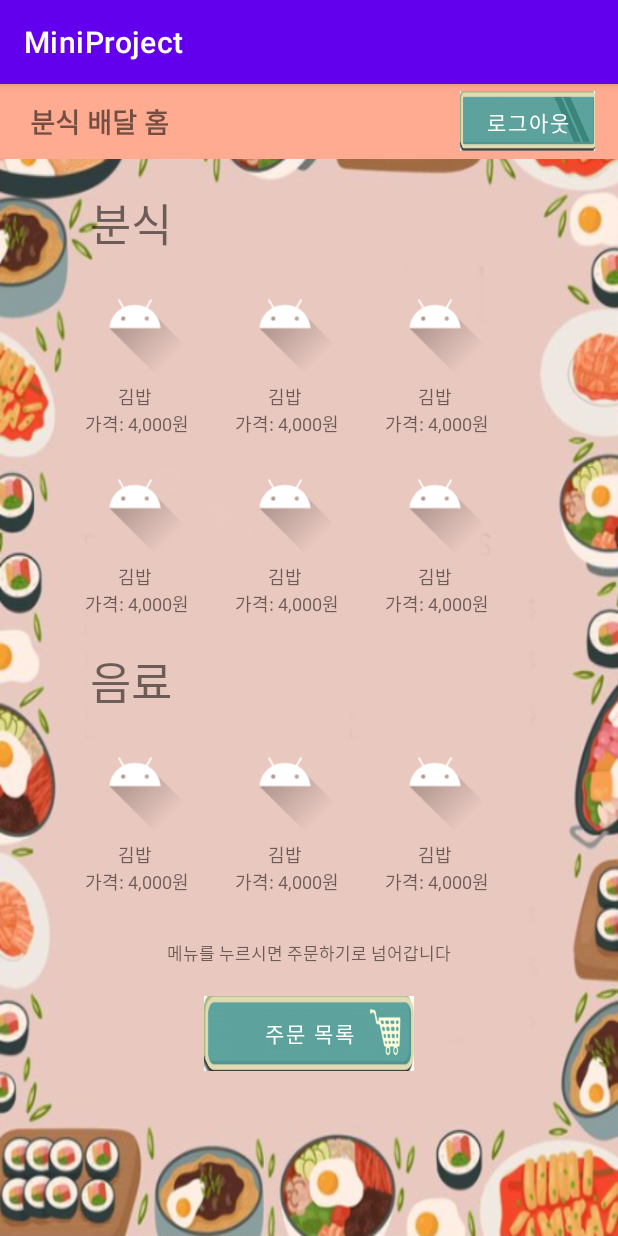
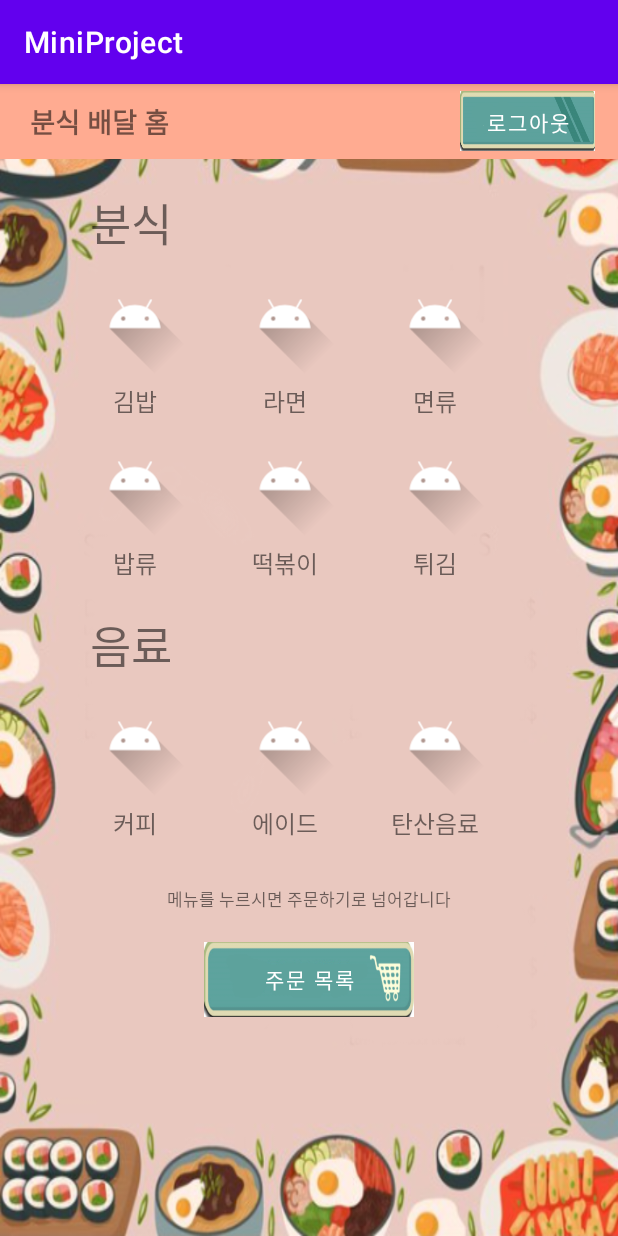
Before and after one commit to rizle00/AndMiniProject, an Android app: the ProductActivity screen opened directly, with no data from a screen before it, on a phone screen of 412 x 824 dp. Run offline under Robolectric (Android 15) with nearby library versions, the phone set to English and light mode, and no system bars.

Commit message:
11.24  메뉴추가

```diff
--- a/app/src/main/java/com/example/miniproject/CartActivity.java
+++ b/app/src/main/java/com/example/miniproject/CartActivity.java
@@ -43,12 +43,12 @@ public class CartActivity extends AppCompatActivity {
             testlayout.setVisibility(View.GONE);
         } */
         /*총액 구하기*/
-        TextView testtv = findViewById(R.id.testtotal);
-        testtv.setText(""+testnum * testprice);
-        btn_payment.setOnClickListener(v -> {
-            Intent intent = new Intent(this, PaymentActivity.class);
-            startActivity(intent);
-        });
+//        TextView testtv = findViewById(R.id.testtotal);
+//        testtv.setText(""+testnum * testprice);
+//        btn_payment.setOnClickListener(v -> {
+//            Intent intent = new Intent(this, PaymentActivity.class);
+//            startActivity(intent);
+//        });
 
 
 
--- a/app/src/main/java/com/example/miniproject/ProductActivity.java
+++ b/app/src/main/java/com/example/miniproject/ProductActivity.java
@@ -3,8 +3,15 @@ package com.example.miniproject;
 import androidx.appcompat.app.AppCompatActivity;
 
 import android.os.Bundle;
+import android.widget.Button;
+import android.widget.ImageView;
+import android.widget.TextView;
 
 public class ProductActivity extends AppCompatActivity {
+
+    Button btn_logout, btn_cart;
+    ImageView a;
+    TextView c;
 
     @Override
     protected void onCreate(Bundle savedInstanceState) {
--- a/app/src/main/res/layout/activity_detail.xml
+++ b/app/src/main/res/layout/activity_detail.xml
@@ -13,7 +13,9 @@
             android:text="주문하기"/>
         <Button
             android:id="@+id/btn_logout"
-            style="@style/btn_logout"/>
+            style="@style/btn_logout"
+            android:background="@drawable/logout"
+            app:backgroundTint="@null"/>
     </RelativeLayout>
     <LinearLayout
         style="@style/menu_linear">
@@ -87,12 +89,16 @@
             android:layout_width="0dp"
             android:layout_weight="1"
             style="@style/btn_bottom"
+            app:backgroundTint="@null"
+            android:background="@drawable/purchase"
             android:text="주문하기"/>
         <Button
             android:id="@+id/btn_back"
             android:layout_width="0dp"
             android:layout_weight="1"
             style="@style/btn_bottom"
+            app:backgroundTint="@null"
+            android:background="@drawable/back"
             android:text="뒤로가기"/>
     </LinearLayout>
 
--- a/app/src/main/res/layout/activity_product.xml
+++ b/app/src/main/res/layout/activity_product.xml
@@ -1,171 +1,184 @@
 <?xml version="1.0" encoding="utf-8"?>
-<LinearLayout
-    xmlns:android="http://schemas.android.com/apk/res/android"
+<LinearLayout xmlns:android="http://schemas.android.com/apk/res/android"
     xmlns:app="http://schemas.android.com/apk/res-auto"
     xmlns:tools="http://schemas.android.com/tools"
-    tools:context=".ProductActivity"
     style="@style/main_linear"
-   >
-    <RelativeLayout
-        style="@style/top_banner_rel"
-        >
+    tools:context=".ProductActivity">
+
+    <RelativeLayout style="@style/top_banner_rel">
+
         <TextView
             style="@style/top_banner_text"
-            android:text="분식 배달 홈"/>
+            android:text="분식 배달 홈" />
+
         <Button
-            app:backgroundTint="@null"
+            android:id="@+id/btn_logout"
+            style="@style/btn_logout"
             android:background="@drawable/logout"
-            android:id="@+id/btn_logout"
-            style="@style/btn_logout"/>
+            app:backgroundTint="@null" />
     </RelativeLayout>
+
     <TextView
         style="@style/name_text"
-        android:text="분식"
-        />
+        android:text="분식" />
 
-    <LinearLayout
-        style="@style/menu_linear">
-        <RelativeLayout
-            style="@style/menu_rel">
+    <LinearLayout style="@style/menu_linear">
+
+        <RelativeLayout style="@style/menu_rel">
+
             <ImageView
+                android:id="@+id/imgv_gim"
                 style="@style/name_imgv"
-                android:id="@+id/imgv_menu1"
-                android:src="@drawable/ic_launcher_foreground"/>
+                android:src="@drawable/ic_launcher_foreground" />
+
             <TextView
+                android:id="@+id/tv_gim"
                 style="@style/detail_text"
-                android:id="@+id/tv_menu1"
-                android:layout_below="@+id/imgv_menu1"
-                android:text="김밥\n 가격: 4,000원"
-                />
+                android:layout_below="@+id/imgv_gim"
+                android:text="김밥" />
         </RelativeLayout>
-        <RelativeLayout
-            style="@style/menu_rel">
+
+        <RelativeLayout style="@style/menu_rel">
+
             <ImageView
+                android:id="@+id/imgv_ramen"
                 style="@style/name_imgv"
-                android:id="@+id/imgv_menu2"
-                android:src="@drawable/ic_launcher_foreground"/>
+                android:src="@drawable/ic_launcher_foreground" />
+
             <TextView
+                android:id="@+id/tv_ramen"
                 style="@style/detail_text"
-                android:id="@+id/tv_menu2"
-                android:layout_below="@+id/imgv_menu2"
-                android:text="김밥\n 가격: 4,000원" />
+                android:layout_below="@+id/imgv_ramen"
+                android:text="라면" />
         </RelativeLayout>
-        <RelativeLayout
-            style="@style/menu_rel">
+
+        <RelativeLayout style="@style/menu_rel">
+
             <ImageView
+                android:id="@+id/imgv_noodle"
                 style="@style/name_imgv"
-                android:id="@+id/imgv_menu3"
-                android:src="@drawable/ic_launcher_foreground"/>
+                android:src="@drawable/ic_launcher_foreground" />
+
             <TextView
+                android:id="@+id/tv_noodle"
                 style="@style/detail_text"
-                android:id="@+id/tv_menu3"
-                android:layout_below="@+id/imgv_menu3"
-                android:text="김밥\n 가격: 4,000원" />
+                android:layout_below="@+id/imgv_noodle"
+                android:text="면류" />
         </RelativeLayout>
 
     </LinearLayout>
 
-    <LinearLayout
-        style="@style/menu_linear">
-        <RelativeLayout
-            style="@style/menu_rel">
+    <LinearLayout style="@style/menu_linear">
+
+        <RelativeLayout style="@style/menu_rel">
+
             <ImageView
+                android:id="@+id/imgv_rice"
                 style="@style/name_imgv"
-                android:id="@+id/imgv_menu4"
-                android:src="@drawable/ic_launcher_foreground"/>
+                android:src="@drawable/ic_launcher_foreground" />
+
             <TextView
+                android:id="@+id/tv_rice"
                 style="@style/detail_text"
-                android:id="@+id/tv_menu4"
-                android:layout_below="@+id/imgv_menu4"
-                android:text="김밥\n 가격: 4,000원" />
+                android:layout_below="@+id/imgv_rice"
+                android:text="밥류" />
         </RelativeLayout>
-        <RelativeLayout
-            style="@style/menu_rel">
+
+        <RelativeLayout style="@style/menu_rel">
+
             <ImageView
+                android:id="@+id/imgv_tteok"
                 style="@style/name_imgv"
-                android:id="@+id/imgv_menu5"
-                android:src="@drawable/ic_launcher_foreground"/>
+                android:src="@drawable/ic_launcher_foreground" />
+
             <TextView
+                android:id="@+id/tv_tteok"
                 style="@style/detail_text"
-                android:id="@+id/tv_menu5"
-                android:layout_below="@+id/imgv_menu5"
-                android:text="김밥\n 가격: 4,000원" />
+                android:layout_below="@+id/imgv_tteok"
+                android:text="떡볶이" />
         </RelativeLayout>
-        <RelativeLayout
-            style="@style/menu_rel">
+
+        <RelativeLayout style="@style/menu_rel">
+
             <ImageView
+                android:id="@+id/imgv_fry"
                 style="@style/name_imgv"
-                android:id="@+id/imgv_menu6"
-                android:src="@drawable/ic_launcher_foreground"/>
+                android:src="@drawable/ic_launcher_foreground" />
+
             <TextView
+                android:id="@+id/tv_fry"
                 style="@style/detail_text"
-                android:id="@+id/tv_menu6"
-                android:layout_below="@+id/imgv_menu6"
-                android:text="김밥\n 가격: 4,000원" />
+                android:layout_below="@+id/imgv_fry"
+                android:text="튀김" />
         </RelativeLayout>
 
     </LinearLayout>
+
     <TextView
         style="@style/name_text"
-        android:text="음료"
-        />
+        android:text="음료" />
 
-    <LinearLayout
-        style="@style/menu_linear">
-        <RelativeLayout
-            style="@style/menu_rel">
+    <LinearLayout style="@style/menu_linear">
+
+        <RelativeLayout style="@style/menu_rel">
+
             <ImageView
+                android:id="@+id/imgv_coffee"
                 style="@style/name_imgv"
-                android:id="@+id/imgv_drink1"
-                android:src="@drawable/ic_launcher_foreground"/>
+                android:src="@drawable/ic_launcher_foreground" />
+
             <TextView
+                android:id="@+id/tv_coffee"
                 style="@style/detail_text"
-                android:id="@+id/tv_drink1"
-                android:layout_below="@+id/imgv_drink1"
-                android:text="김밥\n 가격: 4,000원"
-                />
+                android:layout_below="@+id/imgv_coffee"
+                android:text="커피" />
         </RelativeLayout>
-        <RelativeLayout
-            style="@style/menu_rel">
+
+        <RelativeLayout style="@style/menu_rel">
+
             <ImageView
+                android:id="@+id/imgv_ade"
                 style="@style/name_imgv"
-                android:id="@+id/imgv_drink2"
-                android:src="@drawable/ic_launcher_foreground"/>
+                android:src="@drawable/ic_launcher_foreground" />
+
             <TextView
+                android:id="@+id/tv_ade"
                 style="@style/detail_text"
-                android:id="@+id/tv_drink2"
-                android:layout_below="@+id/imgv_drink2"
-                android:text="김밥\n 가격: 4,000원" />
+                android:layout_below="@+id/imgv_ade"
+                android:text="에이드" />
         </RelativeLayout>
-        <RelativeLayout
-            style="@style/menu_rel">
+
+        <RelativeLayout style="@style/menu_rel">
+
             <ImageView
+                android:id="@+id/imgv_cola"
                 style="@style/name_imgv"
-                android:id="@+id/imgv_drink3"
-                android:src="@drawable/ic_launcher_foreground"/>
+                android:src="@drawable/ic_launcher_foreground" />
+
             <TextView
+                android:id="@+id/tv_cola"
                 style="@style/detail_text"
-                android:id="@+id/tv_drink3"
-                android:layout_below="@+id/imgv_drink3"
-                android:text="김밥\n 가격: 4,000원" />
+                android:layout_below="@+id/imgv_cola"
+                android:text="탄산음료" />
         </RelativeLayout>
 
     </LinearLayout>
+
     <TextView
-        android:textSize="11dp"
-        android:layout_marginTop="30dp"
-        android:layout_gravity="center_horizontal"
         android:layout_width="wrap_content"
         android:layout_height="wrap_content"
-        android:text="메뉴를 누르시면 주문하기로 넘어갑니다"/>
+        android:layout_gravity="center_horizontal"
+        android:layout_marginTop="30dp"
+        android:text="메뉴를 누르시면 주문하기로 넘어갑니다"
+        android:textSize="11dp" />
 
     <Button
 
         android:id="@+id/btn_cart"
         style="@style/btn_bottom"
-        app:backgroundTint="@null"
         android:background="@drawable/cart"
-        android:text="주문 목록" />
+        android:text="주문 목록"
+        app:backgroundTint="@null" />
 
 
 </LinearLayout>
--- a/app/src/main/res/values/style.xml
+++ b/app/src/main/res/values/style.xml
@@ -57,7 +57,7 @@
         <item name="android:layout_height">wrap_content</item>
         <item name="android:layout_centerHorizontal">true</item>
         <item name="android:layout_marginTop">4dp</item>
-        <item name="android:textSize">12dp</item>
+        <item name="android:textSize">16dp</item>
         <item name="android:gravity">center_horizontal</item>
     </style>
 
```
